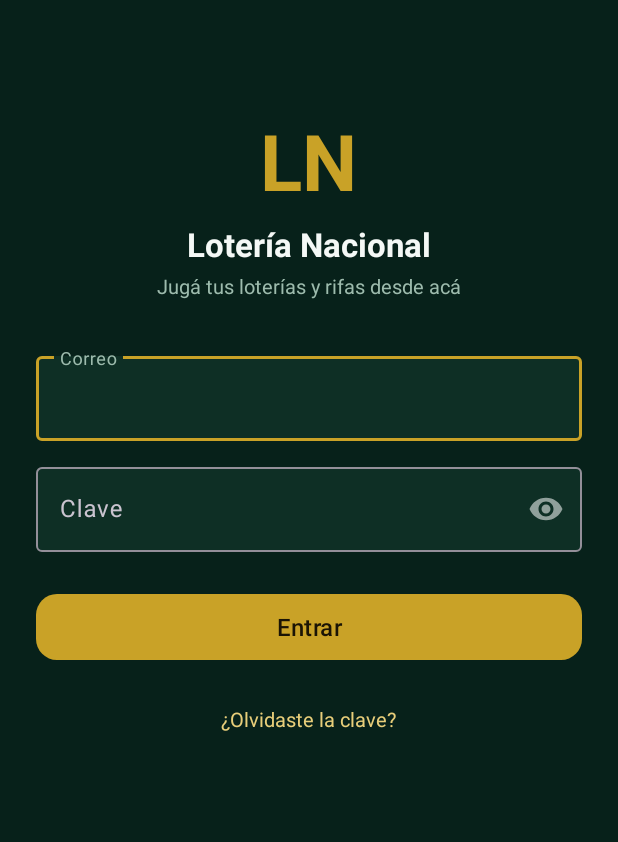
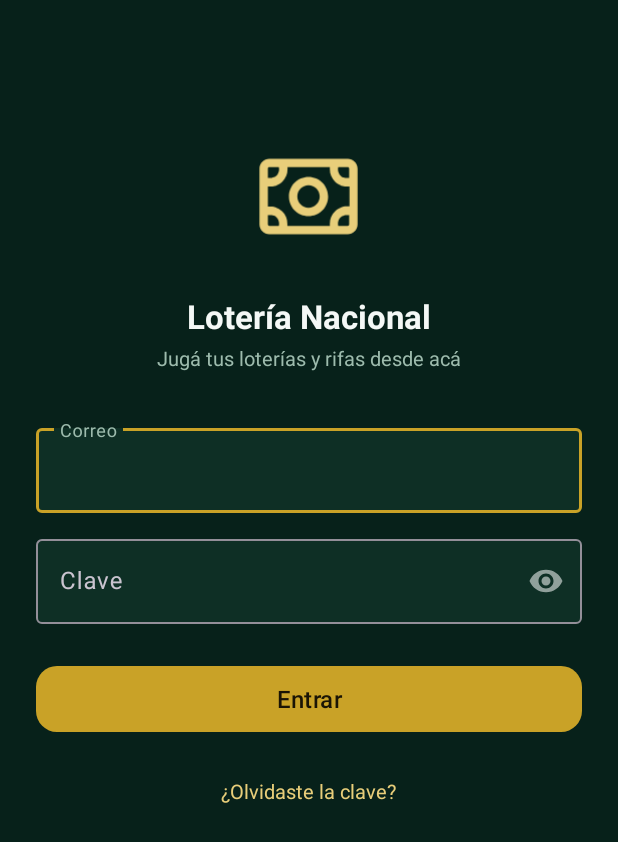
Before and after one commit to pcaravaca/loteria-nacional-android, an Android app: the screen it shows after launch (LoginActivity), on a phone screen of 412 x 824 dp. Shown: the top 842 px of the screen. Run offline under Robolectric (Android 15) with nearby library versions, the phone set to English and light mode, and no system bars.

Commit message:
logo de la marca en login y encabezado (app 0.3.3)

```diff
--- a/app/build.gradle.kts
+++ b/app/build.gradle.kts
@@ -11,8 +11,8 @@ android {
         applicationId = "com.diamondsb.lotto"
         minSdk = 24
         targetSdk = 34
-        versionCode = 5
-        versionName = "0.3.2"
+        versionCode = 6
+        versionName = "0.3.3"
         // Backend de Loteria Nacional CR v2. Por defecto el del servidor Ubuntu.
         buildConfigField(
             "String",
--- a/app/src/main/res/layout/activity_login.xml
+++ b/app/src/main/res/layout/activity_login.xml
@@ -15,13 +15,11 @@
         android:paddingEnd="24dp"
         android:paddingBottom="32dp">
 
-        <TextView
-            android:layout_width="wrap_content"
-            android:layout_height="wrap_content"
-            android:text="LN"
-            android:textColor="@color/lot_accent"
-            android:textSize="52sp"
-            android:textStyle="bold" />
+        <ImageView
+            android:layout_width="118dp"
+            android:layout_height="118dp"
+            android:contentDescription="Lotería Nacional"
+            android:src="@drawable/logo_full" />
 
         <TextView
             android:layout_width="wrap_content"
```
Also changed, not shown: app/src/main/res/layout/activity_home.xml (+7 -0 lines).
